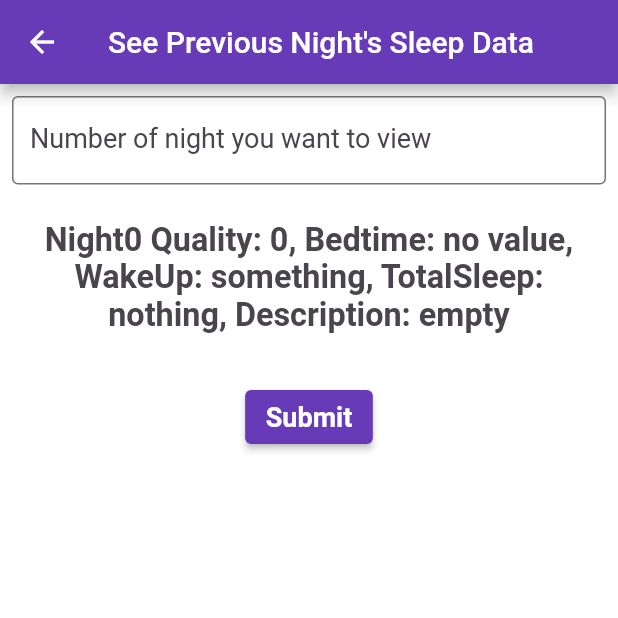
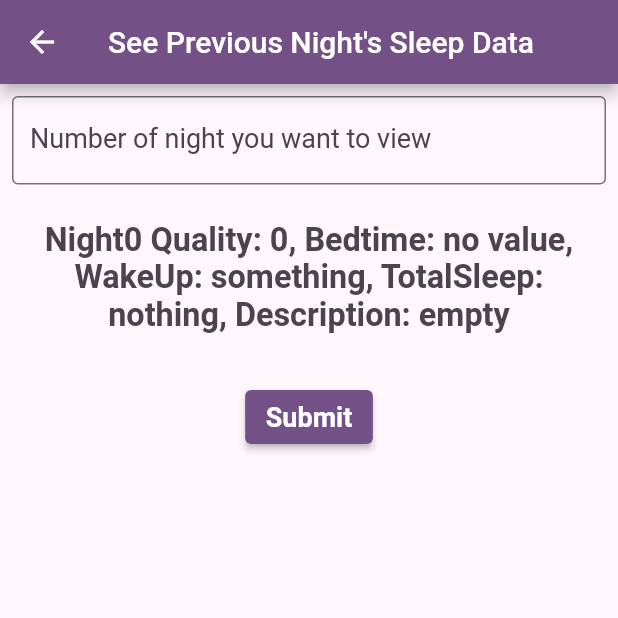
Before and after one commit to jakelang01/SweetDreams, a Flutter app: the OutputScreen screen opened directly, on a phone screen of 412 x 824 dp, the top half of it. Run offline on Flutter 3.47's test engine with Material 2 defaults, Android fonts, the phone set to English and light mode, and no system bars; our stand-ins replace cloud_firestore, firebase_core, flutter_rating_bar, shared_preferences, youtube_player_flutter; accounts and stored records are empty.

Commit message:
changes output colorscheme to match the rest of the app

```diff
--- a/lib/dreams/views/dreams_output.dart
+++ b/lib/dreams/views/dreams_output.dart
@@ -79,9 +79,8 @@ class _OutputScreen extends State<OutputScreen> {
         appBar: AppBar(
           title: Text('See Previous Night\'s Sleep Data'),
           centerTitle: true,
-          backgroundColor: Colors.deepPurple,
         ),
-        backgroundColor: Colors.white,
+        backgroundColor: Theme.of(context).backgroundColor,
         body: Column(
                 children:<Widget>[
             Padding(
@@ -111,9 +110,6 @@ class _OutputScreen extends State<OutputScreen> {
                   Padding(
                       padding: const EdgeInsets.symmetric(horizontal: 8, vertical: 16),
                       child:ElevatedButton(
-                        style: ElevatedButton.styleFrom(
-                            primary: Colors.deepPurple
-                        ),
                         child: Text('Submit'),
                         onPressed: () {
                           nightNumber = "Night" + userInput.text;
```
